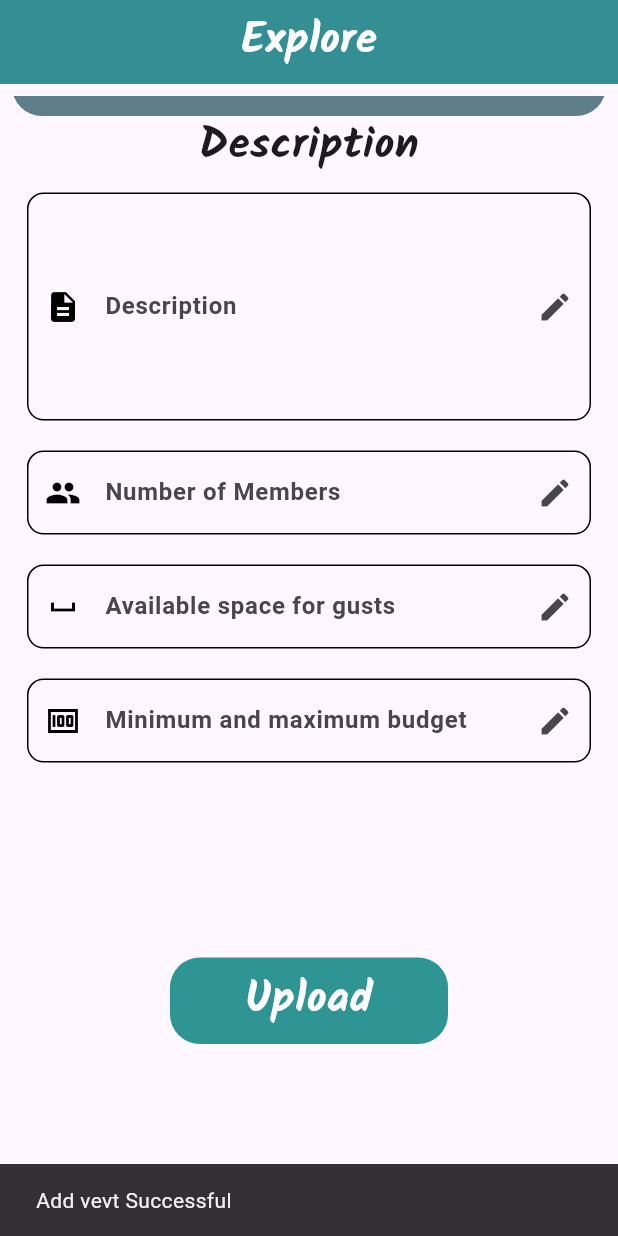
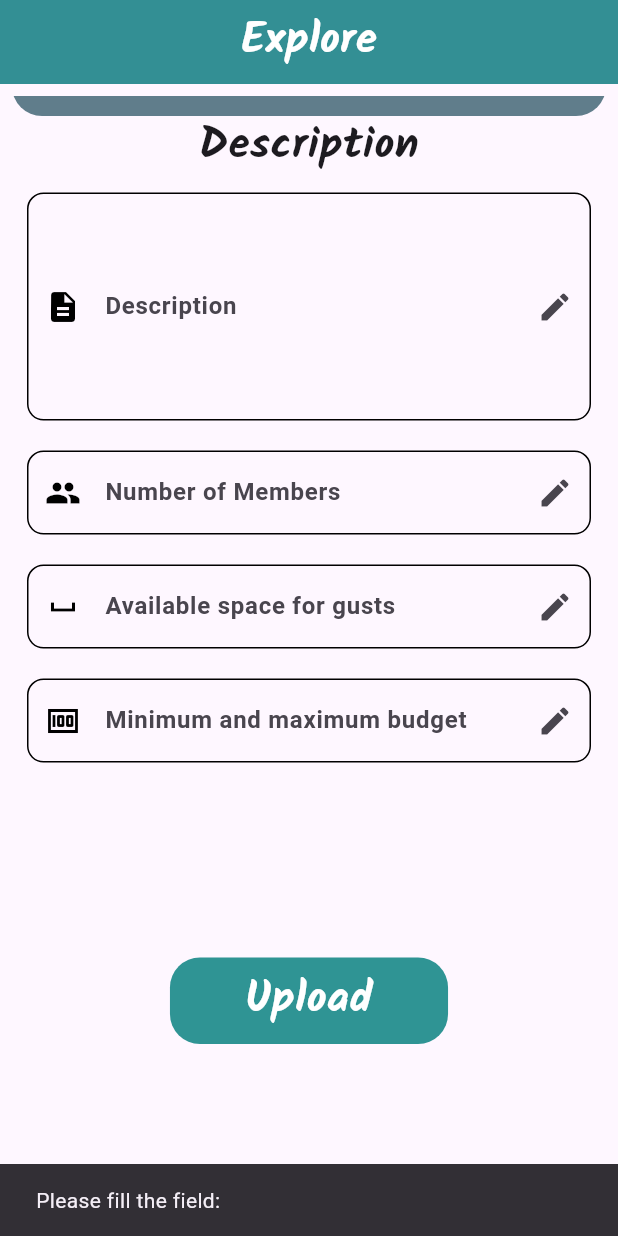
Before and after one commit to Inayatullah325/event_ease1, a Flutter app: the ExploreScreen screen opened directly, scrolled down 324 dp, after a tap on "Upload", on a phone screen of 412 x 824 dp. Run offline on Flutter 3.47's test engine with Material 3 defaults, Android fonts, the phone set to English and light mode, and no system bars; our stand-ins replace awesome_bottom_bar, cloud_firestore, firebase_auth, firebase_core, firebase_storage, google_fonts and 3 more; accounts and stored records are empty.

Commit message:
done
update

```diff
--- a/lib/UI/Screens/ManagerUI/ExploreScreen.dart
+++ b/lib/UI/Screens/ManagerUI/ExploreScreen.dart
@@ -332,6 +332,13 @@ class _ExploreScreenState extends State<ExploreScreen> {
                 padding: const EdgeInsets.symmetric(vertical: 120),
                 child: GestureDetector(
                   onTap: () async {
+                    if(Discriptioncoltroller.text.isEmpty||MemberControler.text.isEmpty||
+                        SpaceControler.text.isEmpty||BudgetController.text.isEmpty){
+                       ScaffoldMessenger.of(context).showSnackBar(
+                          SnackBar(content: Text('Please fill the field:'))
+                      );
+                       return;
+                    }
                     try {
                       FirebaseFirestore.instance.collection('Eventdata').doc().set({
                         'image': imageUrl,
```
Also changed, not shown: pubspec.lock.
